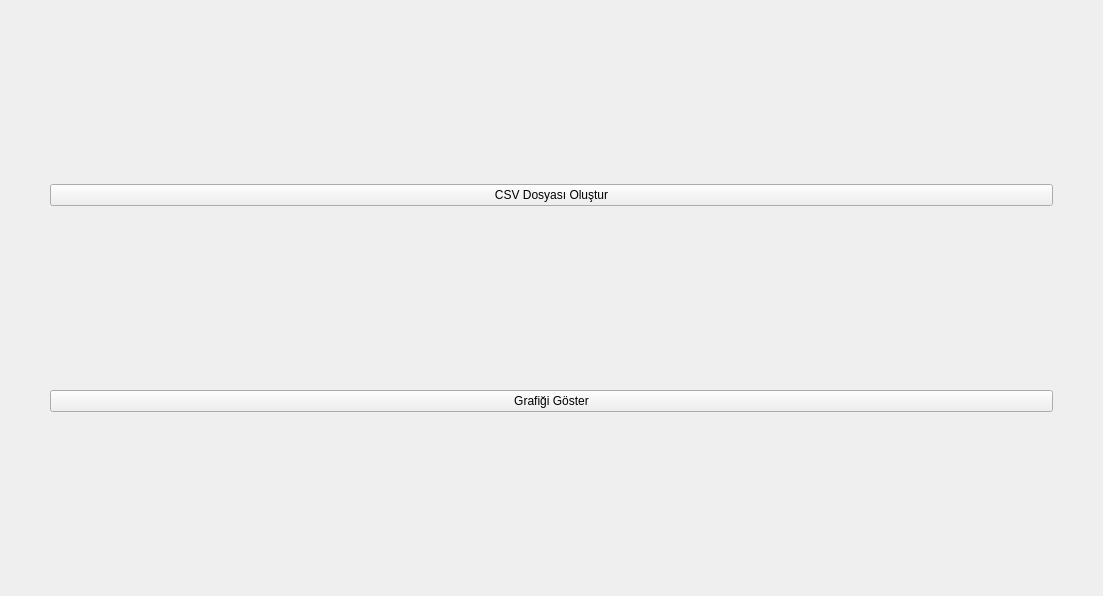
First picture: the form in mainwindow.ui, repository zahidayturan/filter-design-and-transformation, before the edit.
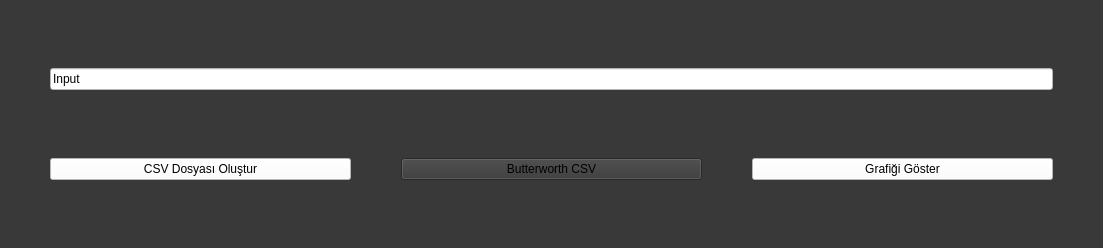
Second picture: the form after the edit.

Commit message: normalize butterworth graph

The edit to the form file:
```diff
--- a/mainwindow.ui
+++ b/mainwindow.ui
@@ -7,12 +7,18 @@
     <x>0</x>
     <y>0</y>
     <width>1103</width>
-    <height>596</height>
+    <height>248</height>
    </rect>
   </property>
   <property name="windowTitle">
    <string>MainWindow</string>
   </property>
+  <property name="autoFillBackground">
+   <bool>false</bool>
+  </property>
+  <property name="styleSheet">
+   <string notr="true">background-color: rgb(57, 57, 57);</string>
+  </property>
   <widget class="QWidget" name="centralwidget">
    <property name="autoFillBackground">
     <bool>false</bool>
@@ -37,21 +43,57 @@
      <number>50</number>
     </property>
     <item>
+     <widget class="QLineEdit" name="lineEdit">
+      <property name="styleSheet">
+       <string notr="true">background-color: rgb(255, 255, 255);</string>
+      </property>
+      <property name="text">
+       <string>Input</string>
+      </property>
+     </widget>
+    </item>
+    <item>
+     <layout class="QHBoxLayout" name="horizontalLayout">
+      <item>
      <widget class="QPushButton" name="csvButton">
+        <property name="autoFillBackground">
+         <bool>false</bool>
+        </property>
+        <property name="styleSheet">
+         <string notr="true">background-color: rgb(255, 255, 255);</string>
+        </property>
       <property name="text">
        <string>CSV Dosyası Oluştur</string>
       </property>
      </widget>
     </item>
+      <item>
+       <widget class="QPushButton" name="butterworthButton">
+        <property name="text">
+         <string>Butterworth CSV</string>
+        </property>
+       </widget>
+      </item>
     <item>
      <widget class="QPushButton" name="graphButton">
       <property name="enabled">
        <bool>true</bool>
       </property>
+        <property name="autoFillBackground">
+         <bool>false</bool>
+        </property>
+        <property name="styleSheet">
+         <string notr="true">background-color: rgb(255, 255, 255);</string>
+        </property>
       <property name="text">
        <string>Grafiği Göster</string>
       </property>
-     </widget>
+        <property name="checkable">
+         <bool>false</bool>
+        </property>
+       </widget>
+      </item>
+     </layout>
     </item>
    </layout>
   </widget>
```
Lines whose indentation alone changed are shown as unchanged. The commit also changes 18 other files.
